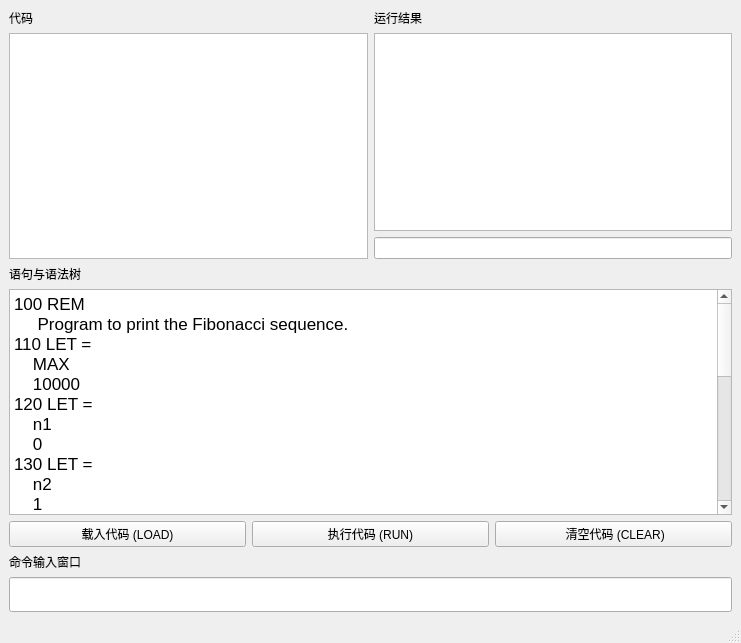
Before: the Qt Designer form QBasic-handout/mainwindow.ui in creeper12356/MiniBasicGUI, drawn with Qt 5.
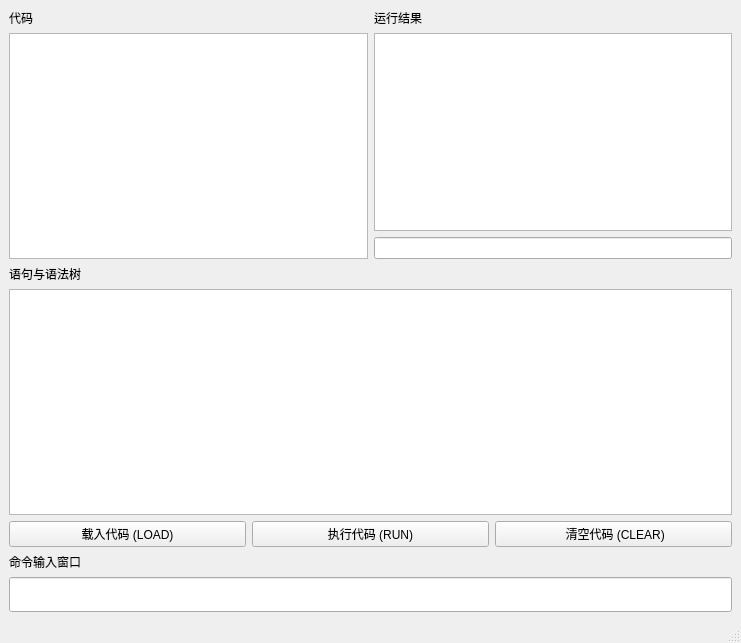
After: the same form once the commit is applied. Custom widgets are drawn as their Qt base class.

```diff
--- a/QBasic-handout/mainwindow.ui
+++ b/QBasic-handout/mainwindow.ui
@@ -107,36 +107,7 @@
 &lt;html&gt;&lt;head&gt;&lt;meta name=&quot;qrichtext&quot; content=&quot;1&quot; /&gt;&lt;style type=&quot;text/css&quot;&gt;
 p, li { white-space: pre-wrap; }
 &lt;/style&gt;&lt;/head&gt;&lt;body style=&quot; font-family:'Ubuntu'; font-size:11pt; font-weight:400; font-style:normal;&quot;&gt;
-&lt;p style=&quot; margin-top:0px; margin-bottom:0px; margin-left:0px; margin-right:0px; -qt-block-indent:0; text-indent:0px;&quot;&gt;&lt;span style=&quot; font-family:'.AppleSystemUIFont'; font-size:13pt;&quot;&gt;100 REM&lt;/span&gt;&lt;/p&gt;
-&lt;p style=&quot; margin-top:0px; margin-bottom:0px; margin-left:0px; margin-right:0px; -qt-block-indent:0; text-indent:0px;&quot;&gt;&lt;span style=&quot; font-family:'.AppleSystemUIFont'; font-size:13pt;&quot;&gt;     Program to print the Fibonacci sequence.&lt;/span&gt;&lt;/p&gt;
-&lt;p style=&quot; margin-top:0px; margin-bottom:0px; margin-left:0px; margin-right:0px; -qt-block-indent:0; text-indent:0px;&quot;&gt;&lt;span style=&quot; font-family:'.AppleSystemUIFont'; font-size:13pt;&quot;&gt;110 LET =&lt;/span&gt;&lt;/p&gt;
-&lt;p style=&quot; margin-top:0px; margin-bottom:0px; margin-left:0px; margin-right:0px; -qt-block-indent:0; text-indent:0px;&quot;&gt;&lt;span style=&quot; font-family:'.AppleSystemUIFont'; font-size:13pt;&quot;&gt;    MAX&lt;/span&gt;&lt;/p&gt;
-&lt;p style=&quot; margin-top:0px; margin-bottom:0px; margin-left:0px; margin-right:0px; -qt-block-indent:0; text-indent:0px;&quot;&gt;&lt;span style=&quot; font-family:'.AppleSystemUIFont'; font-size:13pt;&quot;&gt;    10000&lt;/span&gt;&lt;/p&gt;
-&lt;p style=&quot; margin-top:0px; margin-bottom:0px; margin-left:0px; margin-right:0px; -qt-block-indent:0; text-indent:0px;&quot;&gt;&lt;span style=&quot; font-family:'.AppleSystemUIFont'; font-size:13pt;&quot;&gt;120 LET =&lt;/span&gt;&lt;/p&gt;
-&lt;p style=&quot; margin-top:0px; margin-bottom:0px; margin-left:0px; margin-right:0px; -qt-block-indent:0; text-indent:0px;&quot;&gt;&lt;span style=&quot; font-family:'.AppleSystemUIFont'; font-size:13pt;&quot;&gt;    n1&lt;/span&gt;&lt;/p&gt;
-&lt;p style=&quot; margin-top:0px; margin-bottom:0px; margin-left:0px; margin-right:0px; -qt-block-indent:0; text-indent:0px;&quot;&gt;&lt;span style=&quot; font-family:'.AppleSystemUIFont'; font-size:13pt;&quot;&gt;    0&lt;/span&gt;&lt;/p&gt;
-&lt;p style=&quot; margin-top:0px; margin-bottom:0px; margin-left:0px; margin-right:0px; -qt-block-indent:0; text-indent:0px;&quot;&gt;&lt;span style=&quot; font-family:'.AppleSystemUIFont'; font-size:13pt;&quot;&gt;130 LET =&lt;/span&gt;&lt;/p&gt;
-&lt;p style=&quot; margin-top:0px; margin-bottom:0px; margin-left:0px; margin-right:0px; -qt-block-indent:0; text-indent:0px;&quot;&gt;&lt;span style=&quot; font-family:'.AppleSystemUIFont'; font-size:13pt;&quot;&gt;    n2&lt;/span&gt;&lt;/p&gt;
-&lt;p style=&quot; margin-top:0px; margin-bottom:0px; margin-left:0px; margin-right:0px; -qt-block-indent:0; text-indent:0px;&quot;&gt;&lt;span style=&quot; font-family:'.AppleSystemUIFont'; font-size:13pt;&quot;&gt;    1&lt;/span&gt;&lt;/p&gt;
-&lt;p style=&quot; margin-top:0px; margin-bottom:0px; margin-left:0px; margin-right:0px; -qt-block-indent:0; text-indent:0px;&quot;&gt;&lt;span style=&quot; font-family:'.AppleSystemUIFont'; font-size:13pt;&quot;&gt;140 IF THEN&lt;/span&gt;&lt;/p&gt;
-&lt;p style=&quot; margin-top:0px; margin-bottom:0px; margin-left:0px; margin-right:0px; -qt-block-indent:0; text-indent:0px;&quot;&gt;&lt;span style=&quot; font-family:'.AppleSystemUIFont'; font-size:13pt;&quot;&gt;    Exp &amp;gt;&lt;/span&gt;&lt;/p&gt;
-&lt;p style=&quot; margin-top:0px; margin-bottom:0px; margin-left:0px; margin-right:0px; -qt-block-indent:0; text-indent:0px;&quot;&gt;&lt;span style=&quot; font-family:'.AppleSystemUIFont'; font-size:13pt;&quot;&gt;        n1&lt;/span&gt;&lt;/p&gt;
-&lt;p style=&quot; margin-top:0px; margin-bottom:0px; margin-left:0px; margin-right:0px; -qt-block-indent:0; text-indent:0px;&quot;&gt;&lt;span style=&quot; font-family:'.AppleSystemUIFont'; font-size:13pt;&quot;&gt;        max&lt;/span&gt;&lt;/p&gt;
-&lt;p style=&quot; margin-top:0px; margin-bottom:0px; margin-left:0px; margin-right:0px; -qt-block-indent:0; text-indent:0px;&quot;&gt;&lt;span style=&quot; font-family:'.AppleSystemUIFont'; font-size:13pt;&quot;&gt;    190&lt;/span&gt;&lt;/p&gt;
-&lt;p style=&quot; margin-top:0px; margin-bottom:0px; margin-left:0px; margin-right:0px; -qt-block-indent:0; text-indent:0px;&quot;&gt;&lt;span style=&quot; font-family:'.AppleSystemUIFont'; font-size:13pt;&quot;&gt;150 LET =&lt;/span&gt;&lt;/p&gt;
-&lt;p style=&quot; margin-top:0px; margin-bottom:0px; margin-left:0px; margin-right:0px; -qt-block-indent:0; text-indent:0px;&quot;&gt;&lt;span style=&quot; font-family:'.AppleSystemUIFont'; font-size:13pt;&quot;&gt;    n3&lt;/span&gt;&lt;/p&gt;
-&lt;p style=&quot; margin-top:0px; margin-bottom:0px; margin-left:0px; margin-right:0px; -qt-block-indent:0; text-indent:0px;&quot;&gt;&lt;span style=&quot; font-family:'.AppleSystemUIFont'; font-size:13pt;&quot;&gt;    Exp +&lt;/span&gt;&lt;/p&gt;
-&lt;p style=&quot; margin-top:0px; margin-bottom:0px; margin-left:0px; margin-right:0px; -qt-block-indent:0; text-indent:0px;&quot;&gt;&lt;span style=&quot; font-family:'.AppleSystemUIFont'; font-size:13pt;&quot;&gt;        n1&lt;/span&gt;&lt;/p&gt;
-&lt;p style=&quot; margin-top:0px; margin-bottom:0px; margin-left:0px; margin-right:0px; -qt-block-indent:0; text-indent:0px;&quot;&gt;&lt;span style=&quot; font-family:'.AppleSystemUIFont'; font-size:13pt;&quot;&gt;        n2&lt;/span&gt;&lt;/p&gt;
-&lt;p style=&quot; margin-top:0px; margin-bottom:0px; margin-left:0px; margin-right:0px; -qt-block-indent:0; text-indent:0px;&quot;&gt;&lt;span style=&quot; font-family:'.AppleSystemUIFont'; font-size:13pt;&quot;&gt;160 LET =&lt;/span&gt;&lt;/p&gt;
-&lt;p style=&quot; margin-top:0px; margin-bottom:0px; margin-left:0px; margin-right:0px; -qt-block-indent:0; text-indent:0px;&quot;&gt;&lt;span style=&quot; font-family:'.AppleSystemUIFont'; font-size:13pt;&quot;&gt;    n1&lt;/span&gt;&lt;/p&gt;
-&lt;p style=&quot; margin-top:0px; margin-bottom:0px; margin-left:0px; margin-right:0px; -qt-block-indent:0; text-indent:0px;&quot;&gt;&lt;span style=&quot; font-family:'.AppleSystemUIFont'; font-size:13pt;&quot;&gt;    n2&lt;/span&gt;&lt;/p&gt;
-&lt;p style=&quot; margin-top:0px; margin-bottom:0px; margin-left:0px; margin-right:0px; -qt-block-indent:0; text-indent:0px;&quot;&gt;&lt;span style=&quot; font-family:'.AppleSystemUIFont'; font-size:13pt;&quot;&gt;170 LET =&lt;/span&gt;&lt;/p&gt;
-&lt;p style=&quot; margin-top:0px; margin-bottom:0px; margin-left:0px; margin-right:0px; -qt-block-indent:0; text-indent:0px;&quot;&gt;&lt;span style=&quot; font-family:'.AppleSystemUIFont'; font-size:13pt;&quot;&gt;    n2&lt;/span&gt;&lt;/p&gt;
-&lt;p style=&quot; margin-top:0px; margin-bottom:0px; margin-left:0px; margin-right:0px; -qt-block-indent:0; text-indent:0px;&quot;&gt;&lt;span style=&quot; font-family:'.AppleSystemUIFont'; font-size:13pt;&quot;&gt;    n3&lt;/span&gt;&lt;/p&gt;
-&lt;p style=&quot; margin-top:0px; margin-bottom:0px; margin-left:0px; margin-right:0px; -qt-block-indent:0; text-indent:0px;&quot;&gt;&lt;span style=&quot; font-family:'.AppleSystemUIFont'; font-size:13pt;&quot;&gt;180 GOTO&lt;/span&gt;&lt;/p&gt;
-&lt;p style=&quot; margin-top:0px; margin-bottom:0px; margin-left:0px; margin-right:0px; -qt-block-indent:0; text-indent:0px;&quot;&gt;&lt;span style=&quot; font-family:'.AppleSystemUIFont'; font-size:13pt;&quot;&gt;    140&lt;/span&gt;&lt;/p&gt;
-&lt;p style=&quot; margin-top:0px; margin-bottom:0px; margin-left:0px; margin-right:0px; -qt-block-indent:0; text-indent:0px;&quot;&gt;&lt;span style=&quot; font-family:'.AppleSystemUIFont'; font-size:13pt;&quot;&gt;190 END&lt;/span&gt;&lt;/p&gt;&lt;/body&gt;&lt;/html&gt;</string>
+&lt;p style=&quot;-qt-paragraph-type:empty; margin-top:0px; margin-bottom:0px; margin-left:0px; margin-right:0px; -qt-block-indent:0; text-indent:0px;&quot;&gt;&lt;br /&gt;&lt;/p&gt;&lt;/body&gt;&lt;/html&gt;</string>
           </property>
          </widget>
         </item>
```
Left out of the diff: 2 changed lines with no effect on the pictures.
